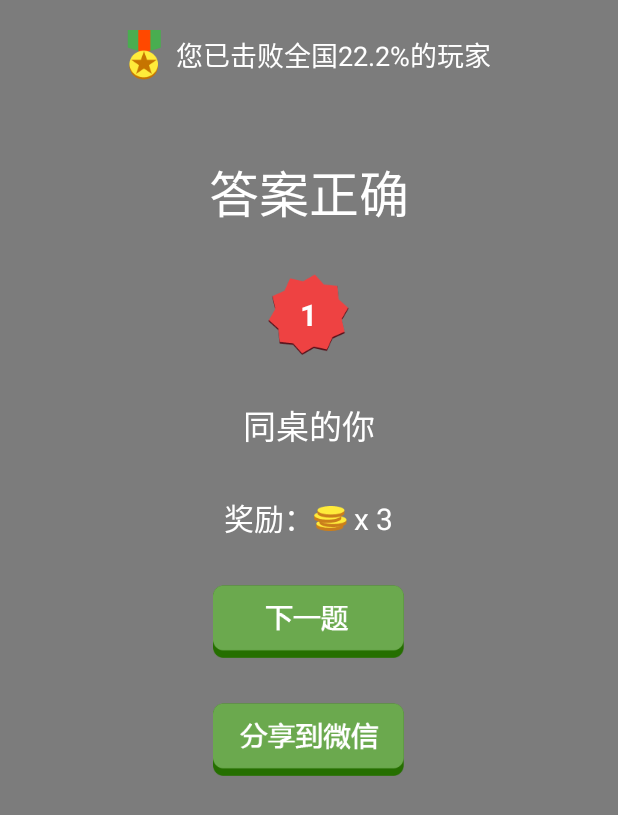
After one commit to jijinchao2014/GuessPlayer, an Android app: the layout shadow_success.xml on its own in the app's theme, with its tools: preview values and no code run, on a phone screen of 412 x 824 dp. The commit adds this screen. Shown: the top 815 px of the screen. Run offline under Robolectric (Android 15) with nearby library versions, the phone set to English and light mode, and no system bars.

Commit message:
添加正确答案提示界面；解决未选择答案时点击已选区域崩溃的问题；解决自动切换横竖屏问题

```diff
--- a/app/src/main/AndroidManifest.xml
+++ b/app/src/main/AndroidManifest.xml
@@ -8,7 +8,7 @@
         android:label="@string/app_name"
         android:supportsRtl="true"
         android:theme="@style/AppTheme">
-        <activity android:name=".activity.MainActivity">
+        <activity android:name=".activity.MainActivity" android:configChanges="keyboardHidden|orientation" android:screenOrientation="portrait">
             <intent-filter>
                 <action android:name="android.intent.action.MAIN"/>
 
--- /dev/null
+++ b/app/src/main/res/drawable/selector_btn_next.xml
@@ -0,0 +1,6 @@
+<?xml version="1.0" encoding="utf-8"?>
+<selector xmlns:android="http://schemas.android.com/apk/res/android">
+    <item android:state_pressed="true" android:drawable="@mipmap/pass_next_sel"/>
+    <item android:drawable="@mipmap/pass_next"/>
+
+</selector>
--- /dev/null
+++ b/app/src/main/res/drawable/selector_btn_wx.xml
@@ -0,0 +1,6 @@
+<?xml version="1.0" encoding="utf-8"?>
+<selector xmlns:android="http://schemas.android.com/apk/res/android">
+    <item android:state_pressed="true" android:drawable="@mipmap/pass_share_sel"/>
+    <item android:drawable="@mipmap/pass_share"/>
+
+</selector>
--- a/app/src/main/res/layout/activity_main.xml
+++ b/app/src/main/res/layout/activity_main.xml
@@ -6,6 +6,7 @@
     android:layout_height="match_parent"
     tools:context=".activity.MainActivity">
     <LinearLayout
+        android:id="@+id/ll_total"
         android:layout_width="match_parent"
         android:orientation="vertical"
         android:background="@mipmap/index_background"
--- /dev/null
+++ b/app/src/main/res/layout/shadow_success.xml
@@ -0,0 +1,90 @@
+<?xml version="1.0" encoding="utf-8"?>
+<RelativeLayout xmlns:android="http://schemas.android.com/apk/res/android"
+                android:id="@+id/rl_shadow"
+                android:layout_width="match_parent"
+                android:layout_height="match_parent">
+
+    <LinearLayout
+        android:layout_width="match_parent"
+        android:layout_height="match_parent"
+        android:background="#80000000"
+        android:gravity="center_horizontal"
+        android:orientation="vertical">
+
+        <TextView
+            android:layout_width="wrap_content"
+            android:layout_height="wrap_content"
+            android:layout_marginTop="20dp"
+            android:drawableLeft="@mipmap/index_medal"
+            android:drawablePadding="10dp"
+            android:gravity="center_vertical"
+            android:text="您已击败全国22.2%的玩家"
+            android:textColor="@color/color_ffffff"
+            android:textSize="18dp"/>
+
+        <TextView
+            android:layout_width="wrap_content"
+            android:layout_height="wrap_content"
+            android:layout_marginTop="50dp"
+            android:text="答案正确"
+            android:textColor="@color/color_ffffff"
+            android:textSize="33dp"/>
+
+        <TextView
+            android:layout_width="wrap_content"
+            android:layout_height="wrap_content"
+            android:layout_marginBottom="30dp"
+            android:layout_marginTop="30dp"
+            android:background="@mipmap/game_level_title"
+            android:gravity="center"
+            android:text="1"
+            android:textColor="@color/color_ffffff"
+            android:textSize="20dp"
+            android:textStyle="bold"/>
+
+        <TextView
+            android:layout_width="wrap_content"
+            android:layout_height="wrap_content"
+            android:text="同桌的你"
+            android:textColor="@color/color_ffffff"
+            android:textSize="22dp"/>
+
+        <LinearLayout
+            android:layout_width="wrap_content"
+            android:layout_height="wrap_content"
+            android:layout_marginTop="30dp"
+            android:orientation="horizontal">
+
+            <TextView
+                android:layout_width="wrap_content"
+                android:layout_height="wrap_content"
+                android:text="奖励："
+                android:textColor="@color/color_ffffff"
+                android:textSize="20dp"/>
+
+            <TextView
+                android:layout_width="wrap_content"
+                android:layout_height="wrap_content"
+                android:drawableLeft="@mipmap/game_coin_icon"
+                android:gravity="center_vertical"
+                android:text=" x 3"
+                android:textColor="@color/color_ffffff"
+                android:textSize="20dp"/>
+        </LinearLayout>
+
+        <TextView
+            android:id="@+id/tv_next"
+            android:layout_width="wrap_content"
+            android:layout_height="wrap_content"
+            android:layout_marginTop="30dp"
+            android:background="@drawable/selector_btn_next"/>
+
+        <TextView
+            android:id="@+id/tv_share_wx"
+            android:layout_width="wrap_content"
+            android:layout_height="wrap_content"
+            android:layout_marginTop="30dp"
+            android:background="@drawable/selector_btn_wx"/>
+
+    </LinearLayout>
+</RelativeLayout>
```
Also changed, not shown: app/src/main/java/com/jijc/guessplayer/activity/MainActivity.java (+14 -11 lines), app/src/main/java/com/jijc/guessplayer/dialog/SuccessDialog.java (added, +82 -0 lines), app/src/main/res/values/styles.xml (+11 -0 lines).
